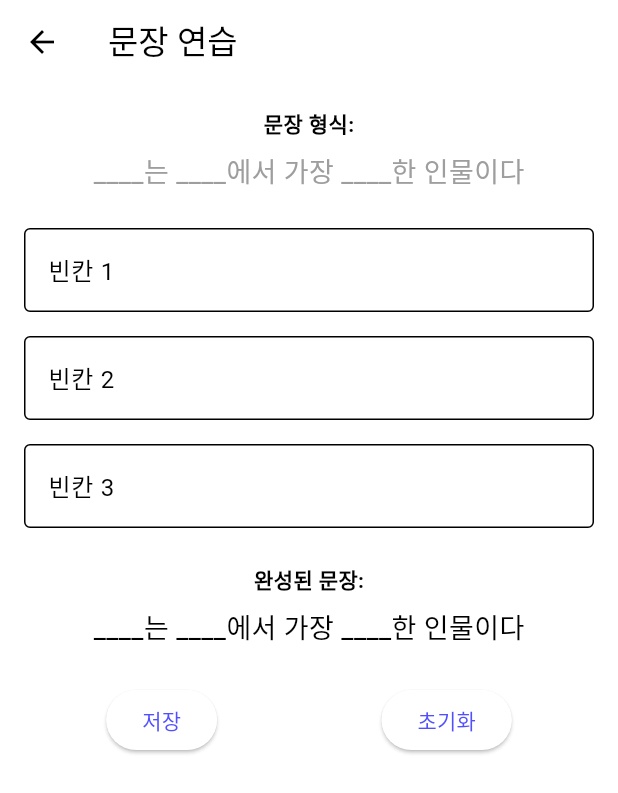
After one commit to ChristineKangHee/Glang, a Flutter app: the ArMain screen opened by its route, after a tap on "문장형식연습", on a phone screen of 412 x 824 dp. The commit adds this screen. Shown: the top 793 px of the screen. Run offline on Flutter 3.47's test engine with Material 3 defaults, Android fonts, the phone set to English and light mode, and no system bars; our stand-ins replace cloud_firestore, easy_localization, firebase_auth, firebase_core, flutter_dotenv, flutter_local_notifications and 5 more; missing offline and left inert: d_chart, graphview, kakao_flutter_sdk_user; accounts and stored records are empty; Roboto replaces fonts that are missing (Pretendard); project files that could hold a hidden picture were left out.

Commit message:
[Feat] diagram_main.dart 추가, AR_main.dart 추가, custom_app_bar.dart 2depth_6 수정

```diff
--- a/lib/util/box_shadow_styles.dart
+++ b/lib/util/box_shadow_styles.dart
@@ -23,25 +23,29 @@ class BoxShadowStyles {
   // 첫 번째 그림자 스타일을 제공하는 함수입니다. BuildContext를 받아 현재 테마를 접근합니다.
   static List<BoxShadow> shadow1(BuildContext context) {
     // 현재 테마에서 CustomColors 확장을 가져옵니다.
-    final customColors = Theme.of(context).extension<CustomColors>()!;
+    final customColors = Theme.of(context).extension<CustomColors>();
+
+    // customColors가 null일 경우 기본값을 제공
+    final neutral80 = customColors?.neutral80 ?? Colors.grey;
 
     return [
       // 첫 번째 BoxShadow 정의
       BoxShadow(
-        color: customColors.neutral80!, // 테마에서 정의한 그림자 색상
+        color: neutral80, // 그림자 색상 (기본값 사용)
         blurRadius: 2, // 그림자의 흐림 정도
         offset: Offset(0, 0), // 오프셋 없음 (그림자가 요소 바로 아래에 위치)
         spreadRadius: 0, // 확산 없음 (그림자 크기 변화 없음)
       ),
       // 두 번째 BoxShadow 정의 (약간의 오프셋 추가)
       BoxShadow(
-        color: customColors.neutral80!, // 테마에서 정의한 그림자 색상
+        color: neutral80, // 그림자 색상 (기본값 사용)
         blurRadius: 2, // 그림자의 흐림 정도
         offset: Offset(0, 1), // 세로로 살짝 내려간 오프셋
         spreadRadius: 0, // 확산 없음
       ),
     ];
   }
+
 
   // 두 번째 그림자 스타일을 제공하는 함수입니다. 더 강렬한 효과를 가집니다.
   static List<BoxShadow> shadow2(BuildContext context) {
--- a/lib/view/feature/after_read/AR_main.dart
+++ b/lib/view/feature/after_read/AR_main.dart
@@ -1,6 +1,9 @@
 import 'package:flutter/material.dart';
 import 'package:readventure/view/components/custom_app_bar.dart';
 import 'package:readventure/view/feature/after_read/GA_03_01_change_ending/CE_main.dart';
+import 'package:readventure/view/feature/after_read/GA_03_04_diagram/diagram_main.dart';
+
+import 'GA_03_05_writing_form/writing_form_main.dart';
 
 class ArMain extends StatelessWidget {
   const ArMain({super.key});
@@ -15,6 +18,12 @@ class ArMain extends StatelessWidget {
             ElevatedButton(onPressed: ()=> Navigator.push(context, MaterialPageRoute(
               builder: (context) => ChangeEndingMain(),
             )), child: Text("결말바꾸기")),
+            ElevatedButton(onPressed: ()=> Navigator.push(context, MaterialPageRoute(
+              builder: (context) => RootedTreeScreen(),
+            )), child: Text("다이어그램")),
+            ElevatedButton(onPressed: ()=> Navigator.push(context, MaterialPageRoute(
+              builder: (context) => SentencePractice(),
+            )), child: Text("문장형식연습")),
           ],
         ),
       )),
--- /dev/null
+++ b/lib/view/feature/after_read/GA_03_05_writing_form/writing_form_main.dart
@@ -0,0 +1,120 @@
+import 'package:flutter/material.dart';
+import 'package:readventure/view/components/custom_app_bar.dart';
+import 'package:flutter/material.dart';
+
+class SentencePractice extends StatefulWidget {
+  @override
+  _SentencePracticeState createState() => _SentencePracticeState();
+}
+
+class _SentencePracticeState extends State<SentencePractice> {
+  final String structure = "○○는 □□에서 가장 ○○한 인물이다";
+  final Map<int, TextEditingController> controllers = {};
+
+  @override
+  void initState() {
+    super.initState();
+    for (int i = 0; i < 3; i++) {
+      controllers[i] = TextEditingController();
+    }
+  }
+
+  @override
+  void dispose() {
+    controllers.forEach((_, controller) => controller.dispose());
+    super.dispose();
+  }
+
+  String buildSentence() {
+    List<String> inputs = controllers.values.map((c) => c.text).toList();
+    String result = structure;
+    for (int i = 0; i < inputs.length; i++) {
+      result = result.replaceFirst(RegExp(r"○○|□□"), inputs[i].isEmpty ? "____" : inputs[i]);
+    }
+    return result;
+  }
+
+  @override
+  Widget build(BuildContext context) {
+    return Scaffold(
+      appBar: AppBar(
+        title: Text("문장 연습"),
+      ),
+      body: Padding(
+        padding: const EdgeInsets.all(16.0),
+        child: Column(
+          children: [
+            // 문장 형식과 빈칸 미리보기
+            Text(
+              "문장 형식:",
+              style: TextStyle(fontWeight: FontWeight.bold),
+            ),
+            SizedBox(height: 8),
+            Text(
+              structure.replaceAllMapped(RegExp(r"○○|□□"), (match) => "____"),
+              style: TextStyle(fontSize: 18, color: Colors.grey),
+            ),
+            SizedBox(height: 16),
+
+            // 빈칸 입력 필드
+            Column(
+              children: List.generate(controllers.length, (index) {
+                return Padding(
+                  padding: const EdgeInsets.symmetric(vertical: 8.0),
+                  child: TextField(
+                    controller: controllers[index],
+                    decoration: InputDecoration(
+                      border: OutlineInputBorder(),
+                      labelText: "빈칸 ${index + 1}",
+                    ),
+                    onChanged: (value) {
+                      setState(() {});
+                    },
+                  ),
+                );
+              }),
+            ),
+
+            // 완성된 문장 미리보기
+            SizedBox(height: 16),
+            Text(
+              "완성된 문장:",
+              style: TextStyle(fontWeight: FontWeight.bold),
+            ),
+            SizedBox(height: 8),
+            Text(
+              buildSentence(),
+              style: TextStyle(fontSize: 18),
+            ),
+
+            // 저장 및 초기화 버튼
+            SizedBox(height: 24),
+            Row(
+              mainAxisAlignment: MainAxisAlignment.spaceAround,
+              children: [
+                ElevatedButton(
+                  onPressed: () {
+                    // 저장 로직 (예: DB나 로컬 파일에 저장 가능)
+                    ScaffoldMessenger.of(context).showSnackBar(
+                      SnackBar(content: Text("문장이 저장되었습니다.")),
+                    );
+                  },
+                  child: Text("저장"),
+                ),
+                ElevatedButton(
+                  onPressed: () {
+                    for (var controller in controllers.values) {
+                      controller.clear();
+                    }
+                    setState(() {});
+                  },
+                  child: Text("초기화"),
+                ),
+              ],
+            ),
+          ],
+        ),
+      ),
+    );
+  }
+}
--- a/pubspec.yaml
+++ b/pubspec.yaml
@@ -60,6 +60,9 @@ dev_dependencies:
   google_sign_in_web: ^0.12.4
   change_app_package_name: ^1.4.0
 
+  # graph
+  graphview: ^1.2.0
+
 # 앱 아이콘 변경 (사용 모르겟어)
 #flutter_launcher_icons:
 #  android: "launcher_icon"
```
Also changed, not shown: lib/view/components/custom_app_bar.dart (+15 -11 lines), lib/view/feature/after_read/GA_03_04_diagram/diagram_main.dart (added, +216 -0 lines), pubspec.lock.
